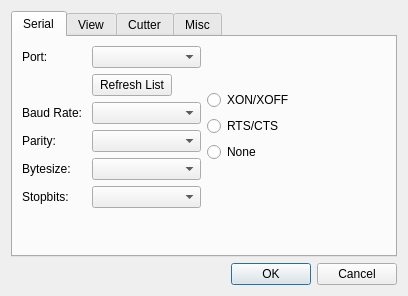
Before: the Qt Designer form dialogsettings.ui in makerslocal/localplot, drawn with Qt 5.
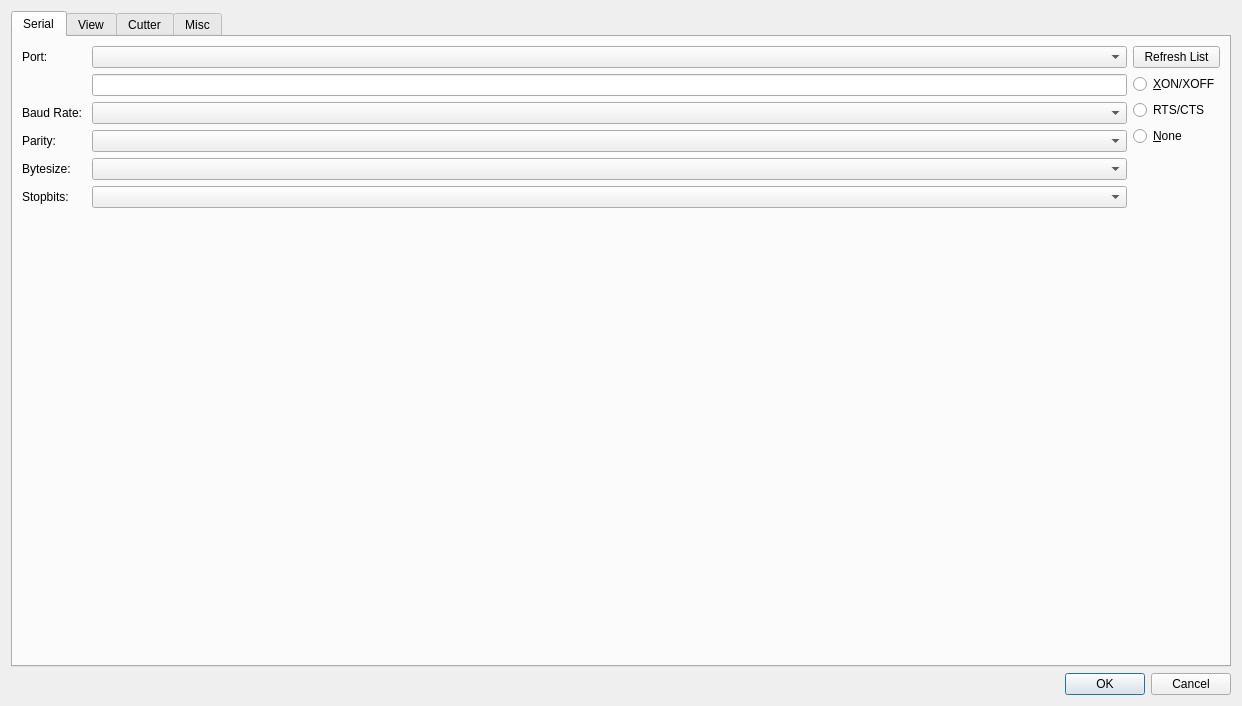
After: the same form once the commit is applied.

Commit message: Allow manually specifying PTY virtual serial devices.

Patch:
```diff
--- a/dialogsettings.ui
+++ b/dialogsettings.ui
@@ -6,8 +6,8 @@
    <rect>
     <x>0</x>
     <y>0</y>
-    <width>408</width>
-    <height>296</height>
+    <width>1242</width>
+    <height>706</height>
    </rect>
   </property>
   <property name="windowTitle">
@@ -41,11 +41,21 @@
          </item>
          <item row="0" column="1">
           <widget class="QComboBox" name="comboBox_serialPort">
+           <property name="toolTip">
+            <string>Serial device (automatically found)</string>
+           </property>
            <property name="editable">
             <bool>false</bool>
            </property>
           </widget>
          </item>
+         <item row="1" column="1">
+          <widget class="QLineEdit" name="lineEdit_serialPort">
+           <property name="toolTip">
+            <string>Path to serial device; overrides dropdown menu</string>
+           </property>
+          </widget>
+         </item>
          <item row="2" column="0">
           <widget class="QLabel" name="label">
            <property name="text">
@@ -53,8 +63,8 @@
            </property>
           </widget>
          </item>
-         <item row="3" column="1">
-          <widget class="QComboBox" name="comboBox_parity"/>
+         <item row="2" column="1">
+          <widget class="QComboBox" name="comboBox_baud"/>
          </item>
          <item row="3" column="0">
           <widget class="QLabel" name="label_2">
@@ -63,11 +73,8 @@
            </property>
           </widget>
          </item>
-         <item row="2" column="1">
-          <widget class="QComboBox" name="comboBox_baud"/>
-         </item>
-         <item row="4" column="1">
-          <widget class="QComboBox" name="comboBox_bytesize"/>
+         <item row="3" column="1">
+          <widget class="QComboBox" name="comboBox_parity"/>
          </item>
          <item row="4" column="0">
           <widget class="QLabel" name="label_3">
@@ -76,8 +83,8 @@
            </property>
           </widget>
          </item>
-         <item row="5" column="1">
-          <widget class="QComboBox" name="comboBox_stopbits"/>
+         <item row="4" column="1">
+          <widget class="QComboBox" name="comboBox_bytesize"/>
          </item>
          <item row="5" column="0">
           <widget class="QLabel" name="label_4">
@@ -86,18 +93,8 @@
            </property>
           </widget>
          </item>
-         <item row="1" column="1">
-          <widget class="QPushButton" name="pushButton_serialRefresh">
-           <property name="sizePolicy">
-            <sizepolicy hsizetype="Maximum" vsizetype="Fixed">
-             <horstretch>0</horstretch>
-             <verstretch>0</verstretch>
-            </sizepolicy>
-           </property>
-           <property name="text">
-            <string>Refresh List</string>
-           </property>
-          </widget>
+         <item row="5" column="1">
+          <widget class="QComboBox" name="comboBox_stopbits"/>
          </item>
         </layout>
        </item>
@@ -105,13 +102,26 @@
         <layout class="QVBoxLayout" name="verticalLayout_3">
          <item>
           <layout class="QVBoxLayout" name="verticalLayout_2">
+           <item>
+            <widget class="QPushButton" name="pushButton_serialRefresh">
+             <property name="sizePolicy">
+              <sizepolicy hsizetype="Preferred" vsizetype="Maximum">
+               <horstretch>0</horstretch>
+               <verstretch>0</verstretch>
+              </sizepolicy>
+             </property>
+             <property name="text">
+              <string>Refresh List</string>
+             </property>
+            </widget>
+           </item>
            <item>
             <widget class="QRadioButton" name="radioButton_XonXoff">
              <property name="toolTip">
               <string>Software Flow Control</string>
              </property>
              <property name="text">
-              <string>XON/XOFF</string>
+              <string>&amp;XON/XOFF</string>
              </property>
             </widget>
            </item>
@@ -131,7 +141,7 @@
               <string>No Flow Control</string>
              </property>
              <property name="text">
-              <string>None</string>
+              <string>&amp;None</string>
              </property>
             </widget>
            </item>
@@ -142,9 +152,6 @@
            <property name="orientation">
             <enum>Qt::Vertical</enum>
            </property>
-           <property name="sizeType">
-            <enum>QSizePolicy::Minimum</enum>
-           </property>
            <property name="sizeHint" stdset="0">
             <size>
              <width>20</width>
```
The commit also changes 4 other files.
